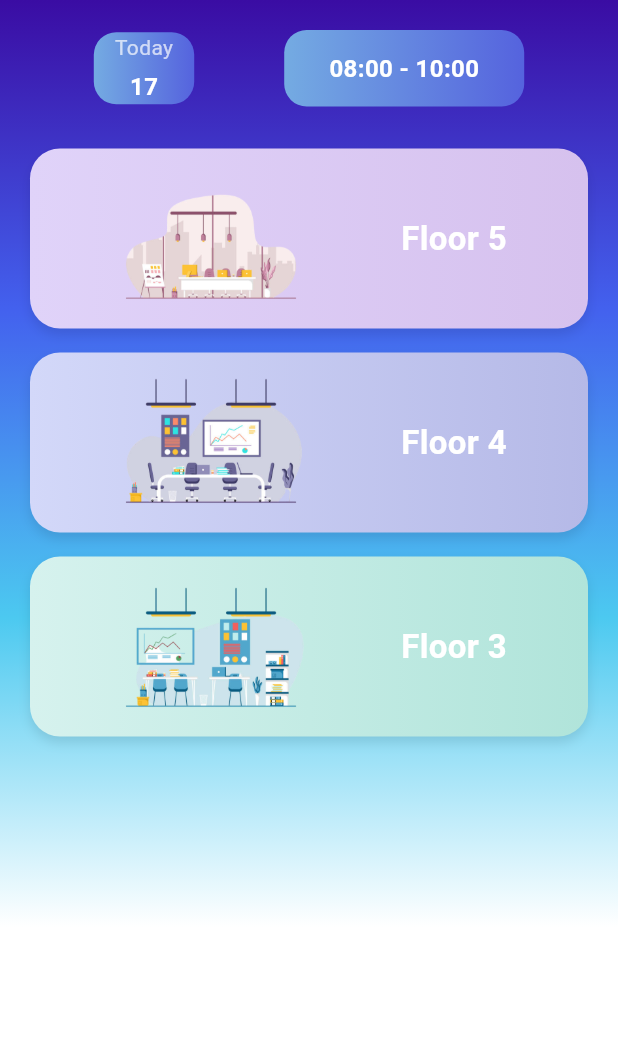
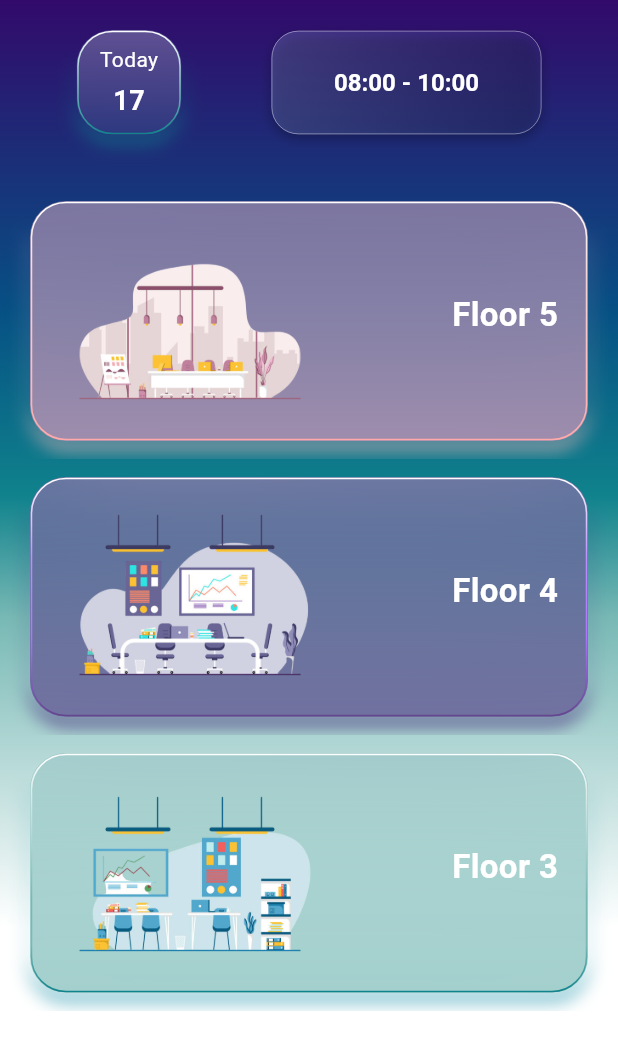
Before and after one commit to Pattaphon-sr/room_reservation_system_app, a Flutter app: the screen it shows after launch, on a phone screen of 412 x 824 dp. Shown: the top 1050 px of the screen. Run offline on Flutter 3.47's test engine with Material 3 defaults, Android fonts, the phone set to English and light mode, and no system bars.

Commit message:
booking Edit

```diff
--- a/lib/features/user/booking.dart
+++ b/lib/features/user/booking.dart
@@ -1,4 +1,6 @@
 import 'package:flutter/material.dart';
+import 'package:room_reservation_system_app/core/theme/app_colors.dart';
+import 'package:room_reservation_system_app/shared/widgets/widgets.dart';
 
 class Booking extends StatefulWidget {
   const Booking({super.key});
@@ -8,27 +10,23 @@ class Booking extends StatefulWidget {
 }
 
 class _BookingPageState extends State<Booking> with TickerProviderStateMixin {
-  int? expandedFloor; // ถ้า null = ยังไม่กดอะไรเลย (แสดงรูปครบ)
+  int? expandedFloor; // null = ยังไม่กดอะไรเลย
 
   @override
   Widget build(BuildContext context) {
-    return Scaffold(
-      backgroundColor: const Color(0xFF0F2027),
-      body: SafeArea(
-        child: Container(
-          decoration: const BoxDecoration(
+    // ... (ส่วน Theme และ Scaffold เหมือนเดิม)
+    return Container(
+      decoration: BoxDecoration(
         gradient: LinearGradient(
+          colors: AppColors.primaryGradient5C,
           begin: Alignment.topCenter,
           end: Alignment.bottomCenter,
-              colors: [
-                Color(0xFF3a0ca3),
-                Color(0xFF4361ee),
-                Color(0xFF4cc9f0),
-                Color(0xFFFFFFFF),
-                Color(0xFFFFFFFF),
-              ],
+          stops: AppColorStops.primaryStop5C,
         ),
       ),
+      child: Scaffold(
+        backgroundColor: Colors.transparent,
+        body: SafeArea(
           child: Column(
             children: [
               const SizedBox(height: 20),
@@ -47,25 +45,23 @@ class _BookingPageState extends State<Booking> with TickerProviderStateMixin {
               /// ======= Floor List =======
               Expanded(
                 child: SingleChildScrollView(
+                  padding: const EdgeInsets.symmetric(vertical: 12),
                   child: Column(
                     children: [
                       _buildFloorCard(
                         floor: 5,
                         imagePath: "assets/images/Photoroom_Floor5.png",
-                        color1: const Color(0xFFE0D3F9),
-                        color2: const Color(0xFFD6C1EE),
+                        panelType: PanelPresets.pink,
                       ),
                       _buildFloorCard(
                         floor: 4,
                         imagePath: "assets/images/Photoroom_Floor4.png",
-                        color1: const Color(0xFFD3D8F9),
-                        color2: const Color(0xFFB5B9E7),
+                        panelType: PanelPresets.purple,
                       ),
                       _buildFloorCard(
                         floor: 3,
                         imagePath: "assets/images/Photoroom_Floor3.png",
-                        color1: const Color(0xFFD6F2EE),
-                        color2: const Color(0xFFB0E4DA),
+                        panelType: PanelPresets.sky,
                       ),
                       const SizedBox(height: 20),
                     ],
@@ -79,25 +75,27 @@ class _BookingPageState extends State<Booking> with TickerProviderStateMixin {
     );
   }
 
-  /// ---------------- Date Box ----------------
+  /// ---------------- Date Box ---------------- (เหมือนเดิม)
   Widget _dateBox() {
-    return Container(
-      padding: const EdgeInsets.symmetric(horizontal: 14),
-      decoration: BoxDecoration(
-        borderRadius: BorderRadius.circular(15),
-        gradient: const LinearGradient(
-          colors: [Color(0xFF74ABE2), Color(0xFF5563DE)],
+    return PanelPresets.air(
+      width: 70,
+      height: 70,
+      child: Column(
+        mainAxisAlignment: MainAxisAlignment.center,
+        children: const [
+          Text(
+            "Today",
+            style: TextStyle(
+              color: Color.fromARGB(255, 255, 255, 255),
+              fontSize: 14,
             ),
           ),
-      child: Column(
-        children: const [
-          Text("Today", style: TextStyle(color: Colors.white70, fontSize: 14)),
           SizedBox(height: 5),
           Text(
             "17",
             style: TextStyle(
               color: Colors.white,
-              fontSize: 16,
+              fontSize: 18,
               fontWeight: FontWeight.bold,
             ),
           ),
@@ -106,27 +104,79 @@ class _BookingPageState extends State<Booking> with TickerProviderStateMixin {
     );
   }
 
-  /// ---------------- Time Box ----------------
+  /// ---------------- Time Box ---------------- (เหมือนเดิม)
   Widget _timeBox() {
-    return Container(
-      width: 160,
-      padding: const EdgeInsets.symmetric(vertical: 14),
+    final slots = [
+      "08:00 - 10:00",
+      "10:00 - 12:00",
+      "13:00 - 15:00",
+      "15:00 - 17:00",
+    ];
+    String? selected = slots.first;
+
+    return StatefulBuilder(
+      builder: (context, setState) {
+        return Center(
+          child: Container(
+            width: 180,
+            padding: const EdgeInsets.symmetric(horizontal: 16, vertical: 10),
             decoration: BoxDecoration(
-        borderRadius: BorderRadius.circular(15),
-        gradient: const LinearGradient(
-          colors: [Color(0xFF74ABE2), Color(0xFF5563DE)],
+              borderRadius: BorderRadius.circular(18),
+              gradient: LinearGradient(
+                begin: Alignment.topLeft,
+                end: Alignment.bottomRight,
+                colors: [
+                  const Color(
+                    0xFF9DB4F2,
+                  ).withValues(alpha: 0.25), // ฟ้าอ่อนโปร่งแสง
+                  const Color(0xFF6C7EE1).withValues(alpha: 0.10), // ม่วงอมฟ้า
+                ],
               ),
+              border: Border.all(color: Colors.white54, width: 0.5),
+              boxShadow: [
+                BoxShadow(
+                  color: Colors.black26,
+                  blurRadius: 6,
+                  offset: Offset(0, 3),
                 ),
-      child: const Center(
-        child: Text(
-          "08:00 - 10:00",
-          style: TextStyle(
+              ],
+            ),
+            child: DropdownButtonHideUnderline(
+              child: DropdownButton(
+                value: selected,
+                icon: const SizedBox.shrink(), // ❌ ไม่มีลูกศร
+                isExpanded: true,
+                alignment: Alignment.center,
+
+                dropdownColor: const Color.fromARGB(
+                  255,
+                  50,
+                  61,
+                  141,
+                ).withValues(alpha: 0.85),
+
+                style: const TextStyle(
                   color: Colors.white,
                   fontSize: 16,
                   fontWeight: FontWeight.w600,
                 ),
+
+                onChanged: (v) => setState(() => selected = v),
+
+                items: slots
+                    .map(
+                      (s) => DropdownMenuItem(
+                        alignment: Alignment.center,
+                        value: s,
+                        child: Text(s),
+                      ),
+                    )
+                    .toList(),
               ),
             ),
+          ),
+        );
+      },
     );
   }
 
@@ -134,56 +184,94 @@ class _BookingPageState extends State<Booking> with TickerProviderStateMixin {
   Widget _buildFloorCard({
     required int floor,
     required String imagePath,
-    required Color color1,
-    required Color color2,
+    required Widget Function({
+      required double width,
+      required double height,
+      required Widget child,
+    })
+    panelType,
   }) {
     bool isExpanded = expandedFloor == floor;
+    bool isOtherCollapsed = expandedFloor != null && expandedFloor != floor;
 
-    return AnimatedContainer(
-      duration: const Duration(milliseconds: 350),
-      curve: Curves.easeInOut,
-      margin: const EdgeInsets.symmetric(horizontal: 20, vertical: 8),
-      padding: const EdgeInsets.all(10),
-      decoration: BoxDecoration(
-        borderRadius: BorderRadius.circular(20),
-        gradient: LinearGradient(colors: [color1, color2]),
-        boxShadow: [
-          BoxShadow(
-            color: Colors.black.withValues(alpha: 0.1),
-            blurRadius: 6,
-            offset: const Offset(0, 4),
-          ),
-        ],
-      ),
-      child: InkWell(
-        borderRadius: BorderRadius.circular(20),
+    // 🌟 กำหนดความสูงที่ Panel ควรจะเป็น
+    double targetContainerHeight = isExpanded
+        ? 300
+        : (isOtherCollapsed ? 50 : 160);
+    double targetPanelHeight = isExpanded ? 300 : (isOtherCollapsed ? 50 : 160);
+
+    return GestureDetector(
+      behavior: HitTestBehavior.opaque,
       onTap: () {
         setState(() {
-            // ✅ ถ้ากดซ้ำ จะ toggle หดกลับ
-            if (expandedFloor == floor) {
-              expandedFloor = null;
-            } else {
-              expandedFloor = floor;
-            }
+          expandedFloor = (expandedFloor == floor) ? null : floor;
         });
       },
-        child: Column(
+      // 🌟 ใช้ ClipRect ห่อ AnimatedContainer เพื่อบังคับตัดเนื้อหาที่ล้น
+      child: ClipRect(
+        child: AnimatedContainer(
+          duration: const Duration(milliseconds: 320),
+          curve: Curves.easeOutCubic,
+          margin: const EdgeInsets.symmetric(vertical: 12, horizontal: 20),
+          height: targetContainerHeight,
+          width: double.infinity,
+
+          // 🌟 Align: ยึดเนื้อหาไว้ด้านบนสุด (Top Center)
+          child: Align(
+            alignment: Alignment.topCenter,
+            child: panelType(
+              width: double.infinity,
+              height: targetPanelHeight,
+              child: AnimatedSwitcher(
+                duration: const Duration(milliseconds: 200),
+                transitionBuilder: (child, anim) =>
+                    FadeTransition(opacity: anim, child: child),
+
+                // ------------------ เนื้อหาเมื่อยุบเล็ก (isOtherCollapsed) ------------------
+                child: isOtherCollapsed
+                    ? Center(
+                        key: ValueKey("collapsed$floor"),
+                        child: Text(
+                          "Floor $floor",
+                          style: const TextStyle(
+                            fontSize: 20,
+                            color: Colors.white,
+                            fontWeight: FontWeight.bold,
+                          ),
+                        ),
+                      )
+                    // ------------------ เนื้อหาเมื่อขยายหรือสถานะปกติ ------------------
+                    : Container(
+                        // 🌟 ใช้ Container ห่อเพื่อกำหนด Key
+                        key: ValueKey("expanded$floor"),
+                        // 🌟 แก้ไข: ใช้ Stack เพื่อวางรูปภาพและข้อความให้ไม่ผลักกัน
+                        child: Stack(
+                          alignment: Alignment.topCenter,
                           children: [
-            /// ======= ส่วนหัว (รูป + ชื่อ) =======
-            Row(
-              mainAxisAlignment: MainAxisAlignment.center,
-              children: [
-                // ✅ แสดงรูปครบทุก Floor ถ้ายังไม่กดอะไร
-                if (expandedFloor == null || isExpanded)
-                  Padding(
-                    padding: const EdgeInsets.only(right: 60),
+                            // 1. รูปภาพ (ถูกจัดวางด้วย Positioned)
+                            Positioned(
+                              top: isExpanded
+                                  ? 10
+                                  : 15, // เลื่อนตำแหน่งเมื่อขยาย/ยุบ
+                              left: 20,
+                              child: AnimatedOpacity(
+                                duration: const Duration(milliseconds: 320),
+                                opacity: isOtherCollapsed ? 0.0 : 1.0,
                                 child: Image.asset(
                                   imagePath,
-                      height: 100,
+                                  height: isExpanded
+                                      ? 100
+                                      : 130, // ควบคุมขนาดรูปภาพ
                                   fit: BoxFit.contain,
                                 ),
                               ),
-                Text(
+                            ),
+
+                            // 2. ชื่อชั้น
+                            Positioned(
+                              top: isExpanded ? 40 : 60, // ปรับตำแหน่งตามสถานะ
+                              right: 20,
+                              child: Text(
                                 "Floor $floor",
                                 style: const TextStyle(
                                   fontSize: 22,
@@ -191,37 +279,54 @@ class _BookingPageState extends State<Booking> with TickerProviderStateMixin {
                                   fontWeight: FontWeight.bold,
                                 ),
                               ),
-              ],
                             ),
 
-            /// ======= พื้นที่ขยายตอนกด =======
-            AnimatedSize(
-              duration: const Duration(milliseconds: 600),
+                            // 3. ส่วนขยาย (รายละเอียด)
+                            // 🌟 ใช้ Column ห่อ AnimatedSize เพื่อให้มันอยู่ด้านล่าง Stack
+                            Positioned(
+                              top: isExpanded
+                                  ? 120
+                                  : 160, // ให้เริ่มที่ด้านล่างของเนื้อหาหลัก
+                              left: 0,
+                              right: 0,
+                              child: AnimatedSize(
+                                duration: const Duration(milliseconds: 500),
                                 curve: Curves.easeInOut,
-              child: isExpanded
+                                child: (expandedFloor == floor)
                                     ? Padding(
-                      padding: const EdgeInsets.only(top: 12),
+                                        padding: const EdgeInsets.symmetric(
+                                          horizontal: 12,
+                                          vertical: 10,
+                                        ),
                                         child: Container(
-                        height: 200,
                                           width: double.infinity,
+                                          constraints: const BoxConstraints(
+                                            minHeight: 120,
+                                            maxHeight: 170,
+                                          ),
                                           decoration: BoxDecoration(
-                          color: Colors.grey[200],
-                          borderRadius: BorderRadius.circular(15),
+                                            color: const Color.fromARGB(
+                                              230,
+                                              255,
+                                              255,
+                                              255,
                                             ),
-                        child: const Center(
-                          child: Text(
-                            "",
-                            style: TextStyle(
-                              color: Colors.black54,
-                              fontSize: 16,
+                                            borderRadius: BorderRadius.circular(
+                                              15,
+                                            ),
+                                          ),
+                                          child: SingleChildScrollView(),
+                                        ),
+                                      )
+                                    : const SizedBox.shrink(),
+                              ),
+                            ),
+                          ],
                         ),
                       ),
               ),
             ),
-                    )
-                  : const SizedBox.shrink(),
           ),
-          ],
         ),
       ),
     );
```
Lines whose indentation alone changed are shown as unchanged.
